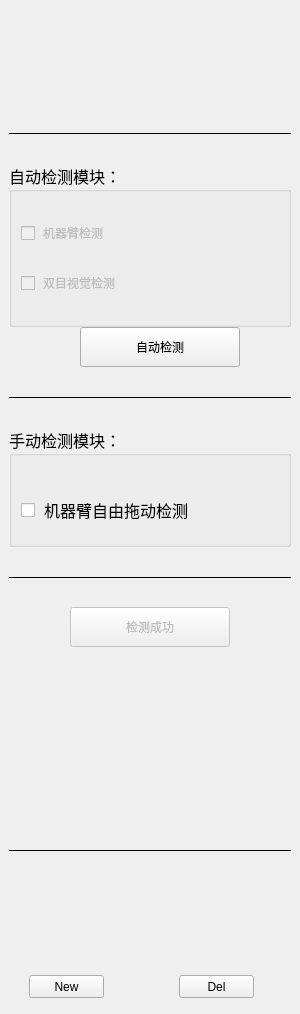
Before: the Qt Designer form Plugins/org.mitk.lancet.linkinghardware/src/internal/QLinkingHardwareControls.ui in zhaomengxiao/LancetMITK-Adition, drawn with Qt 5.
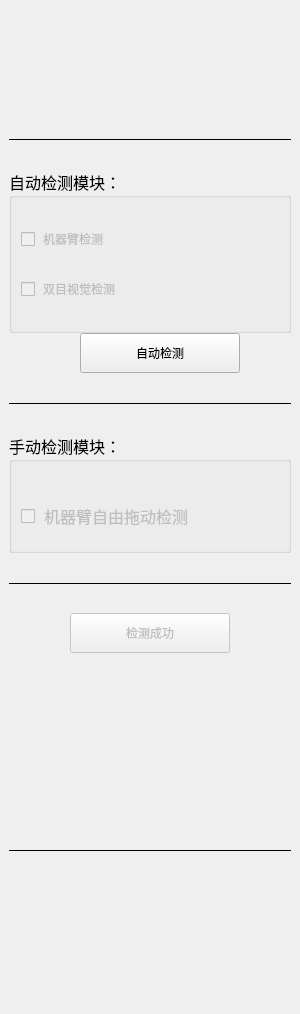
After: the same form once the commit is applied. Custom widgets are drawn as their Qt base class.

```diff
--- a/Plugins/org.mitk.lancet.linkinghardware/src/internal/QLinkingHardwareControls.ui
+++ b/Plugins/org.mitk.lancet.linkinghardware/src/internal/QLinkingHardwareControls.ui
@@ -40,7 +40,7 @@
   <property name="currentIndex" stdset="0">
    <number>0</number>
   </property>
-  <layout class="QVBoxLayout" name="verticalLayout_2">
+  <layout class="QGridLayout" name="gridLayout">
    <property name="leftMargin">
     <number>0</number>
    </property>
@@ -53,7 +53,7 @@
    <property name="bottomMargin">
     <number>0</number>
    </property>
-   <item>
+   <item row="0" column="0">
     <widget class="QWidget" name="widget" native="true">
      <property name="styleSheet">
       <string notr="true"/>
@@ -75,7 +75,7 @@
        <number>9</number>
       </property>
       <item>
-       <widget class="lancet::DeviceTrackingWidget" name="widget_3" native="true">
+       <widget class="lancet::DeviceTrackingWidget" name="widgetTrackingTools" native="true">
         <property name="sizePolicy">
          <sizepolicy hsizetype="Preferred" vsizetype="Minimum">
           <horstretch>0</horstretch>
@@ -84,8 +84,8 @@
         </property>
         <property name="minimumSize">
          <size>
-          <width>0</width>
-          <height>74</height>
+          <width>280</width>
+          <height>80</height>
          </size>
         </property>
         <property name="maximumSize">
@@ -420,6 +420,9 @@
          </item>
          <item>
           <widget class="QCheckBox" name="checkBox_free">
+           <property name="enabled">
+            <bool>false</bool>
+           </property>
            <property name="styleSheet">
             <string notr="true"/>
            </property>
@@ -614,32 +617,6 @@
           <height>16777215</height>
          </size>
         </property>
-        <widget class="QPushButton" name="pushbtnNew">
-         <property name="geometry">
-          <rect>
-           <x>20</x>
-           <y>10</y>
-           <width>75</width>
-           <height>23</height>
-          </rect>
-         </property>
-         <property name="text">
-          <string>New</string>
-         </property>
-        </widget>
-        <widget class="QPushButton" name="pushbtnDel">
-         <property name="geometry">
-          <rect>
-           <x>170</x>
-           <y>10</y>
-           <width>75</width>
-           <height>23</height>
-          </rect>
-         </property>
-         <property name="text">
-          <string>Del</string>
-         </property>
-        </widget>
        </widget>
       </item>
      </layout>
```
Left out of the diff: 2 changed lines with no effect on the pictures.
